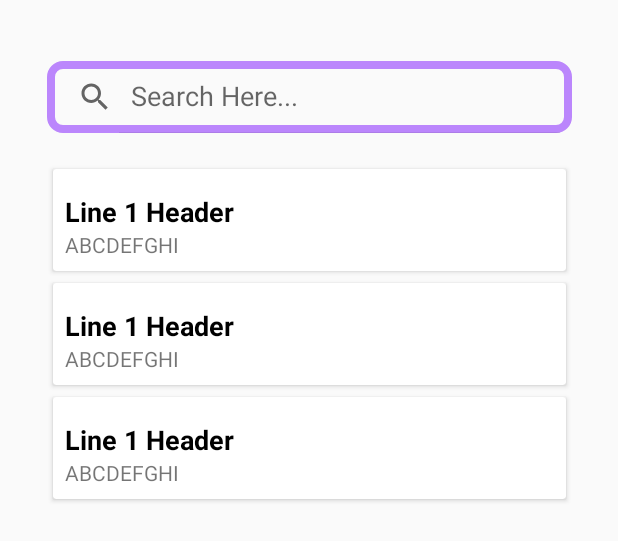
After one commit to Bald-M/KoruCare, an Android app: the layout fragment_search.xml on its own in the app's theme, with its tools: preview values and no code run, on a phone screen of 412 x 824 dp. The commit adds this screen. Shown: the top 541 px of the screen. Run offline under Robolectric (Android 15) with nearby library versions, the phone set to English and light mode, and no system bars.

Commit message:
add search fragment

```diff
--- a/app/src/main/java/com/example/korucare/MainActivity.kt
+++ b/app/src/main/java/com/example/korucare/MainActivity.kt
@@ -2,10 +2,34 @@ package com.example.korucare
 
 import androidx.appcompat.app.AppCompatActivity
 import android.os.Bundle
+import androidx.fragment.app.FragmentContainerView
+import androidx.navigation.findNavController
+import com.google.android.material.bottomnavigation.BottomNavigationView
 
 class MainActivity : AppCompatActivity() {
     override fun onCreate(savedInstanceState: Bundle?) {
         super.onCreate(savedInstanceState)
         setContentView(R.layout.activity_main)
+
+        val bottomNav = findViewById<BottomNavigationView>(R.id.bottom_nav_view)
+        val navHostFragment = findViewById<FragmentContainerView>(R.id.nav_host_fragment)
+
+        // Bot Nav
+        bottomNav.setOnItemSelectedListener {
+            item -> when(item.itemId) {
+
+                R.id.homeFragment -> {
+                    navHostFragment.findNavController().navigate(R.id.homeFragment)
+                    true
+                }
+
+                R.id.searchFragment -> {
+                    navHostFragment.findNavController().navigate(R.id.searchFragment)
+                    true
+                }
+
+                else -> false
+            }
+        }
     }
 }
--- /dev/null
+++ b/app/src/main/java/com/example/korucare/SearchFragment.kt
@@ -0,0 +1,32 @@
+package com.example.korucare
+
+import android.os.Bundle
+import android.util.Log
+import android.view.View
+import androidx.fragment.app.Fragment
+import androidx.appcompat.widget.SearchView
+
+class SearchFragment : Fragment(R.layout.fragment_search) {
+    override fun onViewCreated(view: View, savedInstanceState: Bundle?) {
+        super.onViewCreated(view, savedInstanceState)
+
+        val searchView = view.findViewById<SearchView>(R.id.searchView)
+
+        searchView.clearFocus()
+
+        searchView.setOnQueryTextListener(object  : SearchView.OnQueryTextListener {
+            override fun onQueryTextSubmit(query: String?): Boolean {
+                TODO("Not yet implemented")
+                // import androidx.fragment.app.viewModels
+                // private val viewModel by viewModels<GalleryViewModel>()
+                // viewModel.searchPhotos(query)
+            }
+
+            override fun onQueryTextChange(newText: String?): Boolean {
+                Log.i("test", newText!!)
+                return true
+            }
+        })
+
+    }
+}
--- /dev/null
+++ b/app/src/main/res/drawable/search_view_bg.xml
@@ -0,0 +1,5 @@
+<?xml version="1.0" encoding="utf-8"?>
+<shape xmlns:android="http://schemas.android.com/apk/res/android">
+    <corners android:radius="8dp" />
+    <stroke android:color="@color/purple_200" android:width="5dp" />
+</shape>
--- /dev/null
+++ b/app/src/main/res/layout/fragment_search.xml
@@ -0,0 +1,48 @@
+<?xml version="1.0" encoding="utf-8"?>
+<androidx.constraintlayout.widget.ConstraintLayout xmlns:android="http://schemas.android.com/apk/res/android"
+    xmlns:app="http://schemas.android.com/apk/res-auto"
+    xmlns:tools="http://schemas.android.com/tools"
+    android:layout_width="match_parent"
+    android:layout_height="match_parent">
+
+    <androidx.appcompat.widget.SearchView
+        android:id="@+id/searchView"
+        android:layout_width="350dp"
+        android:layout_height="wrap_content"
+        android:background="@drawable/search_view_bg"
+        app:iconifiedByDefault="false"
+        app:layout_constraintBottom_toBottomOf="parent"
+        app:layout_constraintEnd_toEndOf="parent"
+        app:layout_constraintHorizontal_bias="0.5"
+        app:layout_constraintStart_toStartOf="parent"
+        app:layout_constraintTop_toTopOf="parent"
+        app:layout_constraintVertical_bias="0.052"
+        app:queryHint="Search Here..." />
+
+    <ScrollView
+        android:layout_width="350dp"
+        android:layout_height="0dp"
+        android:layout_marginTop="20dp"
+        app:layout_constraintBottom_toBottomOf="parent"
+        app:layout_constraintEnd_toEndOf="parent"
+        app:layout_constraintHorizontal_bias="0.5"
+        app:layout_constraintStart_toStartOf="parent"
+        app:layout_constraintTop_toBottomOf="@+id/searchView"
+        app:layout_constraintVertical_bias="1.0">
+
+        <LinearLayout
+            android:layout_width="match_parent"
+            android:layout_height="wrap_content"
+            android:orientation="vertical">
+
+            <androidx.recyclerview.widget.RecyclerView
+                android:layout_width="match_parent"
+                android:layout_height="match_parent"
+                app:layoutManager="androidx.recyclerview.widget.LinearLayoutManager"
+                tools:listitem="@layout/item_searched_articles" />
+
+        </LinearLayout>
+    </ScrollView>
+
+
+</androidx.constraintlayout.widget.ConstraintLayout>
--- /dev/null
+++ b/app/src/main/res/layout/item_searched_articles.xml
@@ -0,0 +1,32 @@
+<?xml version="1.0" encoding="utf-8"?>
+<androidx.cardview.widget.CardView xmlns:android="http://schemas.android.com/apk/res/android"
+    xmlns:tools="http://schemas.android.com/tools"
+    android:layout_width="match_parent"
+    android:layout_height="wrap_content"
+    android:layout_margin="4dp">
+
+    <RelativeLayout
+        android:layout_width="match_parent"
+        android:layout_height="match_parent"
+        android:layout_marginTop="8dp"
+        android:padding="8dp">
+
+        <TextView
+            android:id="@+id/text_view1"
+            android:layout_width="wrap_content"
+            android:layout_height="wrap_content"
+            android:text="Line 1 Header"
+            android:textColor="@android:color/black"
+            android:textSize="18sp"
+            android:textStyle="bold" />
+
+        <TextView
+            android:id="@+id/text_view2"
+            android:layout_width="wrap_content"
+            android:layout_height="wrap_content"
+            android:layout_below="@id/text_view1"
+            android:text="ABCDEFGHI" />
+
+    </RelativeLayout>
+
+</androidx.cardview.widget.CardView>
--- a/app/src/main/res/navigation/nav_graph.xml
+++ b/app/src/main/res/navigation/nav_graph.xml
@@ -10,5 +10,15 @@
         android:name="com.example.korucare.HomeFragment"
         android:label="HomeFragment"
         tools:layout="@layout/fragment_home"
+        >
+        <action
+            android:id="@+id/action_homeFragment_to_searchFragment"
+            app:destination="@id/searchFragment" />
+    </fragment>
+    <fragment
+        android:id="@+id/searchFragment"
+        android:name="com.example.korucare.SearchFragment"
+        android:label="SearchFragment"
+        tools:layout="@layout/fragment_search"
         />
 </navigation>
```
